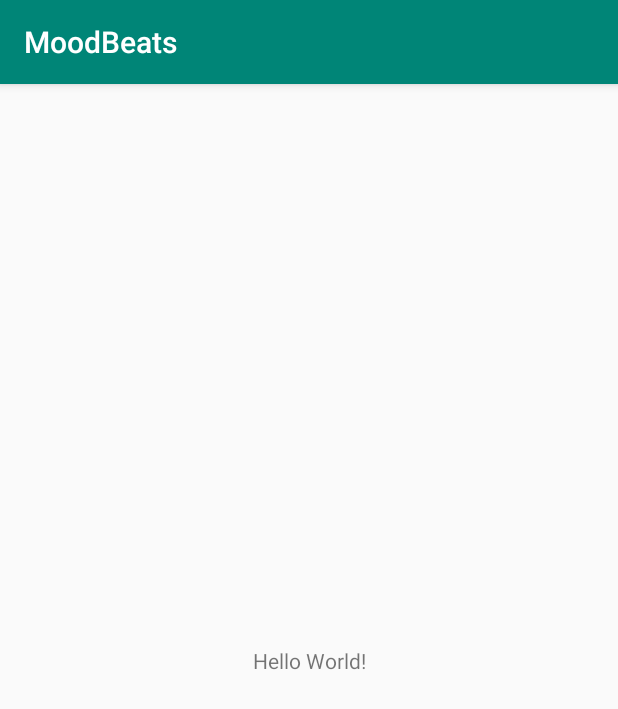
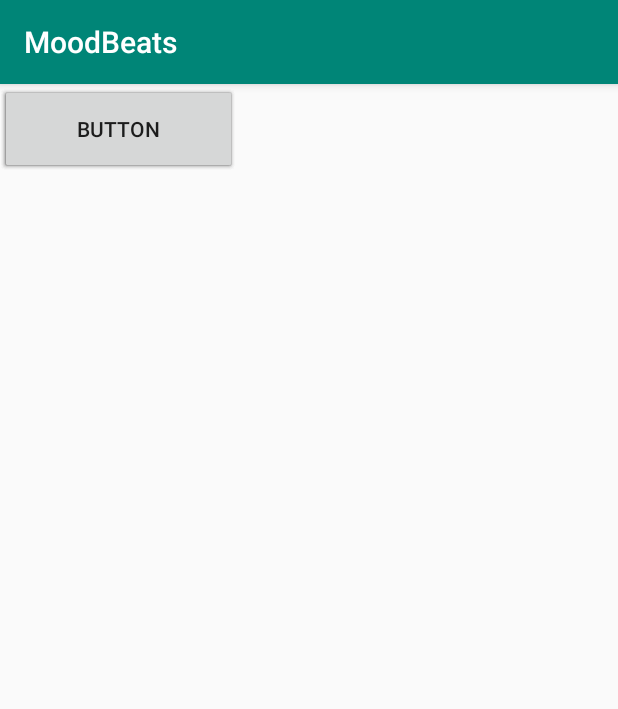
Before and after one commit to tedgag/conuhacks-moodbeats, an Android app: the screen it shows after launch (MainActivity), on a phone screen of 412 x 824 dp. Shown: the top 709 px of the screen. Run offline under Robolectric (Android 15) with nearby library versions, the phone set to English and light mode, and no system bars.

Commit message:
4 buttons

```diff
--- a/app/src/main/res/layout/activity_main.xml
+++ b/app/src/main/res/layout/activity_main.xml
@@ -6,13 +6,40 @@
     android:layout_height="match_parent"
     tools:context=".MainActivity">
 
-    <TextView
-        android:layout_width="wrap_content"
-        android:layout_height="wrap_content"
-        android:text="Hello World!"
-        app:layout_constraintBottom_toBottomOf="parent"
-        app:layout_constraintLeft_toLeftOf="parent"
-        app:layout_constraintRight_toRightOf="parent"
-        app:layout_constraintTop_toTopOf="parent" />
+    <Button
+        android:id="@+id/button_Sad"
+        android:layout_width="158dp"
+        android:layout_height="60dp"
+        android:text="Button"
+        tools:layout_editor_absoluteX="126dp"
+        tools:layout_editor_absoluteY="456dp"
+        tools:text="Sad" />
+
+    <Button
+        android:id="@+id/button_Stressed"
+        android:layout_width="158dp"
+        android:layout_height="60dp"
+        android:text="Button"
+        tools:layout_editor_absoluteX="126dp"
+        tools:layout_editor_absoluteY="335dp"
+        tools:text="Stressed" />
+
+    <Button
+        android:id="@+id/button_Chill"
+        android:layout_width="158dp"
+        android:layout_height="60dp"
+        android:text="Button"
+        tools:layout_editor_absoluteX="126dp"
+        tools:layout_editor_absoluteY="222dp"
+        tools:text="Chill" />
+
+    <Button
+        android:id="@+id/button_Happy"
+        android:layout_width="158dp"
+        android:layout_height="60dp"
+        android:text="Button"
+        tools:layout_editor_absoluteX="126dp"
+        tools:layout_editor_absoluteY="123dp"
+        tools:text="Happy" />
 
 </androidx.constraintlayout.widget.ConstraintLayout>
```
